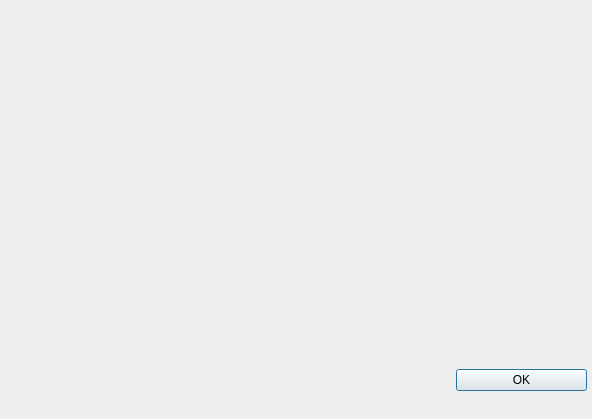
First picture: the form in TestClick/Form2.ui, repository RiMilk/TestClickForm, before the edit.
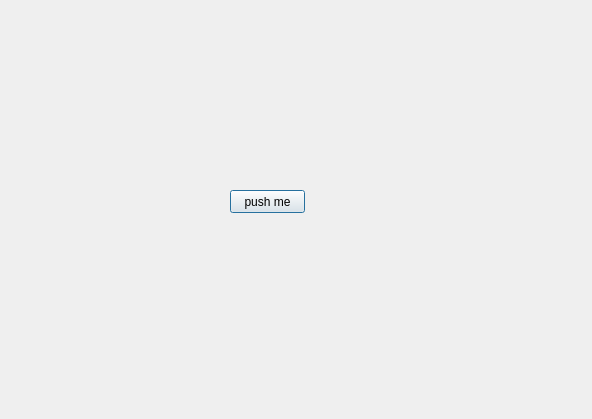
Second picture: the form after the edit.

Patch:
```diff
--- a/TestClick/Form2.ui
+++ b/TestClick/Form2.ui
@@ -13,39 +13,18 @@
   <property name="windowTitle">
    <string>Dialog</string>
   </property>
-  <widget class="QWidget" name="layoutWidget">
+  <widget class="QPushButton" name="pushButton">
    <property name="geometry">
     <rect>
-     <x>456</x>
-     <y>350</y>
-     <width>131</width>
-     <height>61</height>
+     <x>230</x>
+     <y>190</y>
+     <width>75</width>
+     <height>23</height>
     </rect>
    </property>
-   <layout class="QVBoxLayout">
-    <property name="spacing">
-     <number>6</number>
-    </property>
-    <property name="leftMargin">
-     <number>0</number>
-    </property>
-    <property name="topMargin">
-     <number>0</number>
-    </property>
-    <property name="rightMargin">
-     <number>0</number>
-    </property>
-    <property name="bottomMargin">
-     <number>0</number>
-    </property>
-    <item>
-     <widget class="QPushButton" name="okButton">
-      <property name="text">
-       <string>OK</string>
-      </property>
-     </widget>
-    </item>
-   </layout>
+   <property name="text">
+    <string>push me</string>
+   </property>
   </widget>
  </widget>
  <resources/>
```
Left out of the diff: 19 changed lines with no effect on the pictures.
